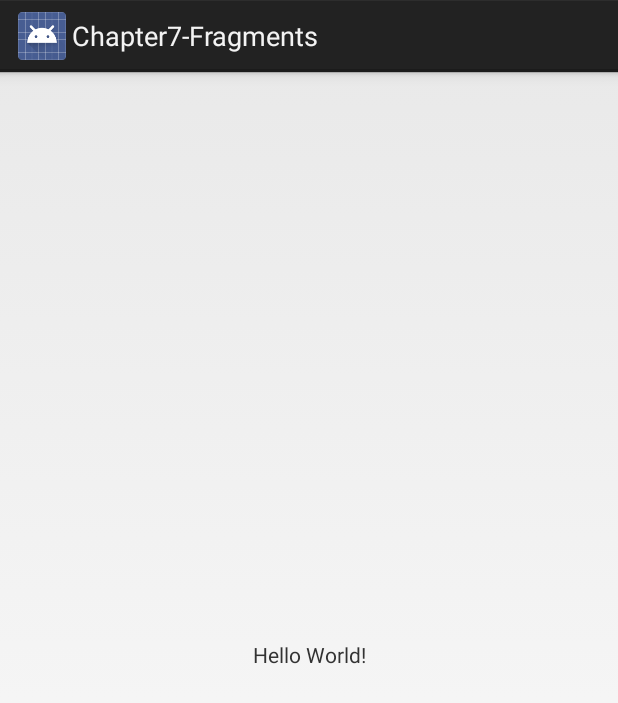
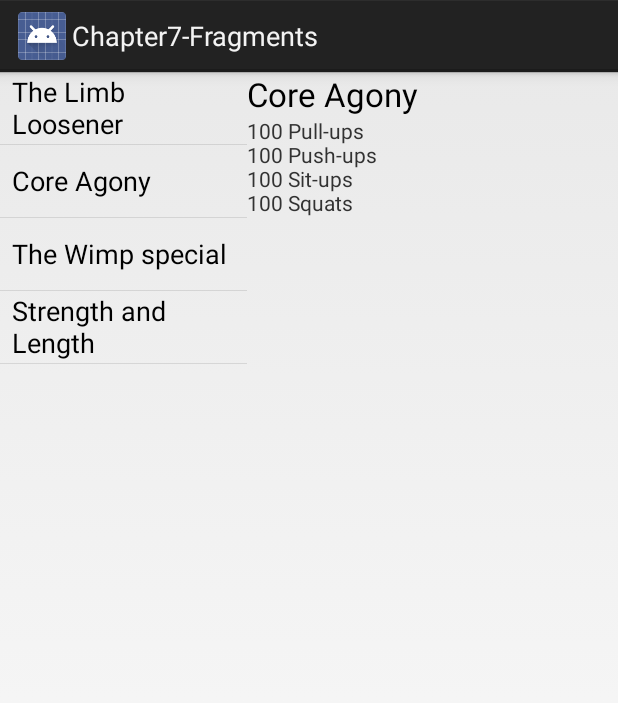
Before and after one commit to melkashef12/android, an Android app: the screen it shows after launch (MainActivity), on a phone screen of 412 x 824 dp. Shown: the top 703 px of the screen. Run offline under Robolectric (Android 15) with nearby library versions, the phone set to English and light mode, and no system bars.

Commit message:
[Chapter 7] WorkoutListFragment and WorkoutDetailFragment side by side on the same activity

```diff
--- a/hfad/Chapter7-Fragments/app/build.gradle
+++ b/hfad/Chapter7-Fragments/app/build.gradle
@@ -25,5 +25,6 @@ dependencies {
     exclude group: 'com.android.support', module: 'support-annotations'
   })
   compile 'com.android.support.constraint:constraint-layout:1.0.2'
+  compile 'com.android.support:support-v4:26.+'
   testCompile 'junit:junit:4.12'
 }
--- a/hfad/Chapter7-Fragments/app/src/main/java/com/hfad/chapter7_fragments/MainActivity.java
+++ b/hfad/Chapter7-Fragments/app/src/main/java/com/hfad/chapter7_fragments/MainActivity.java
@@ -8,5 +8,11 @@ public class MainActivity extends Activity {
   @Override protected void onCreate(Bundle savedInstanceState) {
     super.onCreate(savedInstanceState);
     setContentView(R.layout.activity_main);
+    setWorkoutId();
+  }
+
+  private void setWorkoutId() {
+    WorkoutDetailFragment frag = (WorkoutDetailFragment) getFragmentManager().findFragmentById(R.id.details_frag);
+    frag.setWorkoukId(1l);
   }
 }
--- /dev/null
+++ b/hfad/Chapter7-Fragments/app/src/main/java/com/hfad/chapter7_fragments/Workout.java
@@ -0,0 +1,36 @@
+package com.hfad.chapter7_fragments;
+
+
+
+public class Workout {
+
+  public static final Workout[] workouts = {
+      new Workout("The Limb Loosener"
+          ,"5 Handstand push-ups\n10 1-legged squats\n15 Pull-ups"),
+      new Workout("Core Agony",
+          "100 Pull-ups\n100 Push-ups\n100 Sit-ups\n100 Squats"),
+      new Workout("The Wimp special",
+          "5 Pull-ups\n10 Push-ups\n15 Squats"),
+      new Workout("Strength and Length","500 meter run\n21 x 1.5 pood kettball swing\n21 x pull-ups")
+  };
+
+  private String name;
+  private String description;
+
+  public Workout(String name, String description) {
+    this.name = name;
+    this.description = description;
+  }
+
+  public String getName() {
+    return name;
+  }
+
+  public String getDescription() {
+    return description;
+  }
+
+  @Override public String toString() {
+    return this.name;
+  }
+}
--- /dev/null
+++ b/hfad/Chapter7-Fragments/app/src/main/java/com/hfad/chapter7_fragments/WorkoutDetailFragment.java
@@ -0,0 +1,37 @@
+package com.hfad.chapter7_fragments;
+
+import android.os.Bundle;
+import android.app.Fragment;
+import android.view.LayoutInflater;
+import android.view.View;
+import android.view.ViewGroup;
+import android.widget.TextView;
+
+public class WorkoutDetailFragment extends Fragment {
+
+  private long workoukId;
+
+  public WorkoutDetailFragment() {
+  }
+
+  @Override public View onCreateView(LayoutInflater inflater, ViewGroup container, Bundle savedInstanceState) {
+    // Inflate the layout for this fragment
+    return inflater.inflate(R.layout.fragment_workout_detail, container, false);
+  }
+
+  @Override public void onStart() {
+    super.onStart();
+    View view = getView();
+    if(view != null){
+      TextView titleView = view.findViewById(R.id.textTitle);
+      titleView.setText(Workout.workouts[(int) workoukId].getName());
+
+      TextView descriptionView = view.findViewById(R.id.textDescription);
+      descriptionView.setText(Workout.workouts[(int) workoukId].getDescription());
+    }
+  }
+
+  public void setWorkoukId(long workoukId) {
+    this.workoukId = workoukId;
+  }
+}
--- /dev/null
+++ b/hfad/Chapter7-Fragments/app/src/main/java/com/hfad/chapter7_fragments/WorkoutListFragment.java
@@ -0,0 +1,43 @@
+package com.hfad.chapter7_fragments;
+
+import android.os.Bundle;
+import android.app.Fragment;
+import android.app.ListFragment;
+import android.support.annotation.NonNull;
+import android.view.LayoutInflater;
+import android.view.View;
+import android.view.ViewGroup;
+import android.widget.ArrayAdapter;
+
+/**
+ * A simple {@link Fragment} subclass.
+ */
+public class WorkoutListFragment extends ListFragment {
+
+  public WorkoutListFragment() {
+  }
+
+  @Override public View onCreateView(LayoutInflater inflater, ViewGroup container, Bundle savedInstanceState) {
+    String[] names = extractNamesFromWorkouts();
+    ArrayAdapter<String> adapter = initAdapter(inflater, names);
+    setListAdapter(adapter);
+    return super.onCreateView(inflater,container,savedInstanceState);
+  }
+
+  @NonNull private ArrayAdapter<String> initAdapter(LayoutInflater inflater, String[] names) {
+    return new ArrayAdapter<String>(
+          inflater.getContext(),
+          android.R.layout.simple_list_item_1,
+          names
+      );
+  }
+
+  private String[] extractNamesFromWorkouts() {
+    int length = Workout.workouts.length;
+    String[] names = new String[length];
+    for(int i=0 ; i <length ; i++){
+      names[i] = Workout.workouts[i].getName();
+    }
+    return names;
+  }
+}
--- a/hfad/Chapter7-Fragments/app/src/main/res/layout/activity_main.xml
+++ b/hfad/Chapter7-Fragments/app/src/main/res/layout/activity_main.xml
@@ -1,21 +1,27 @@
 <?xml version="1.0" encoding="utf-8"?>
-<android.support.constraint.ConstraintLayout
+<LinearLayout
     xmlns:android="http://schemas.android.com/apk/res/android"
-    xmlns:app="http://schemas.android.com/apk/res-auto"
     xmlns:tools="http://schemas.android.com/tools"
     android:layout_width="match_parent"
     android:layout_height="match_parent"
+    android:orientation="horizontal"
     tools:context="com.hfad.chapter7_fragments.MainActivity"
     >
 
-  <TextView
-      android:layout_width="wrap_content"
-      android:layout_height="wrap_content"
-      android:text="Hello World!"
-      app:layout_constraintBottom_toBottomOf="parent"
-      app:layout_constraintLeft_toLeftOf="parent"
-      app:layout_constraintRight_toRightOf="parent"
-      app:layout_constraintTop_toTopOf="parent"
-      />
+<fragment
+    android:id="@+id/list_frag"
+    class="com.hfad.chapter7_fragments.WorkoutListFragment"
+    android:layout_height="match_parent"
+    android:layout_width="0dp"
+    android:layout_weight="2"
+    />
 
-</android.support.constraint.ConstraintLayout>
+<fragment
+    class="com.hfad.chapter7_fragments.WorkoutDetailFragment"
+    android:id="@+id/details_frag"
+    android:layout_height="match_parent"
+    android:layout_width="0dp"
+    android:layout_weight="3"
+    />
+
+</LinearLayout>
--- /dev/null
+++ b/hfad/Chapter7-Fragments/app/src/main/res/layout/fragment_workout_detail.xml
@@ -0,0 +1,22 @@
+<LinearLayout xmlns:android="http://schemas.android.com/apk/res/android"
+    android:layout_width="match_parent"
+    android:layout_height="match_parent"
+    android:orientation="vertical"
+    >
+
+  <TextView
+      android:id="@+id/textTitle"
+      android:layout_width="wrap_content"
+      android:layout_height="wrap_content"
+      android:textAppearance="?android:attr/textAppearanceLarge"
+      android:text=""
+      />
+
+  <TextView
+      android:id="@+id/textDescription"
+      android:layout_width="wrap_content"
+      android:layout_height="wrap_content"
+      android:text=""
+      />
+
+</LinearLayout>
--- a/hfad/Chapter7-Fragments/app/src/main/res/values/strings.xml
+++ b/hfad/Chapter7-Fragments/app/src/main/res/values/strings.xml
@@ -1,3 +1,6 @@
 <resources>
   <string name="app_name">Chapter7-Fragments</string>
+
+  <!-- TODO: Remove or change this placeholder text -->
+  <string name="hello_blank_fragment">Hello blank fragment</string>
 </resources>
```
